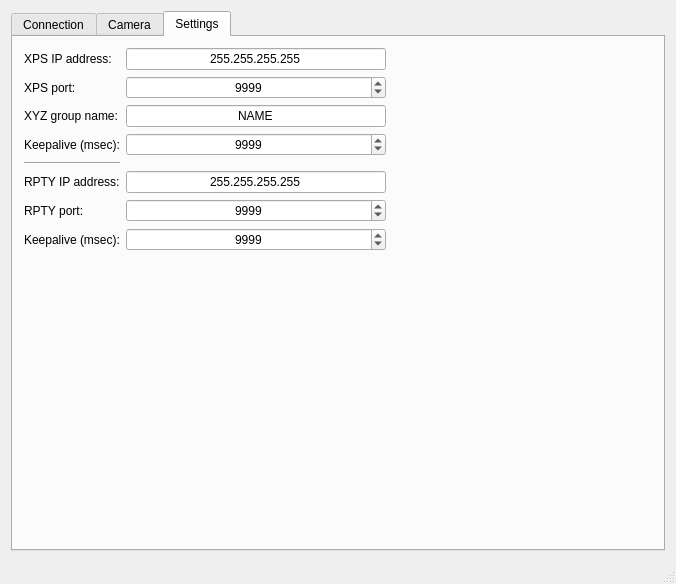
mvxe/MLA-CS, file mainwindow.ui: the form before one commit.
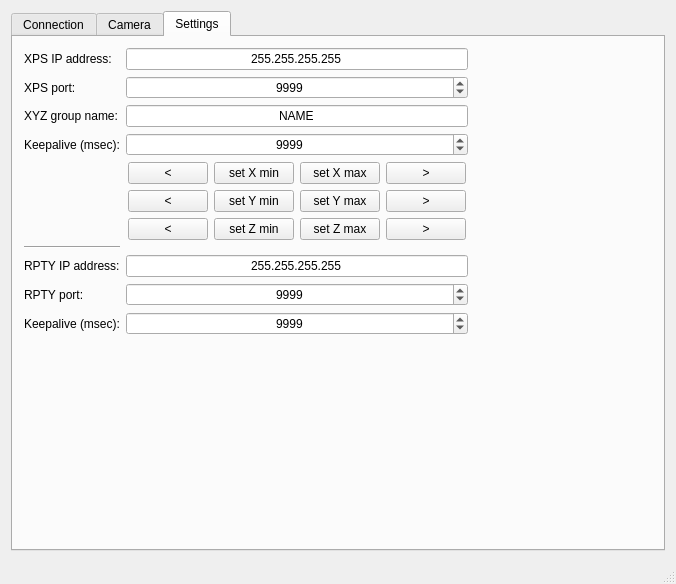
The form after the commit. The open tabs and pages were chosen to show the change. Icons and pictures are not drawn. Custom widgets are drawn as their Qt base class.

Diff of the .ui file:
```diff
--- a/mainwindow.ui
+++ b/mainwindow.ui
@@ -484,7 +484,7 @@
               </property>
              </widget>
             </item>
-            <item row="5" column="1">
+            <item row="7" column="1">
              <widget class="QLineEdit" name="e_rpty_ip">
               <property name="text">
                <string>255.255.255.255</string>
@@ -494,7 +494,7 @@
               </property>
              </widget>
             </item>
-            <item row="6" column="1">
+            <item row="8" column="1">
              <widget class="QSpinBox" name="e_rpty_port">
               <property name="alignment">
                <set>Qt::AlignCenter</set>
@@ -520,7 +520,7 @@
               </property>
              </widget>
             </item>
-            <item row="4" column="0">
+            <item row="6" column="0">
              <widget class="Line" name="line_3">
               <property name="orientation">
                <enum>Qt::Horizontal</enum>
@@ -540,7 +540,7 @@
               </property>
              </widget>
             </item>
-            <item row="5" column="0">
+            <item row="7" column="0">
              <widget class="QLabel" name="label_11">
               <property name="text">
                <string>RPTY IP address:</string>
@@ -573,21 +573,21 @@
               </property>
              </widget>
             </item>
-            <item row="6" column="0">
+            <item row="8" column="0">
              <widget class="QLabel" name="label_12">
               <property name="text">
                <string>RPTY port:</string>
               </property>
              </widget>
             </item>
-            <item row="7" column="0">
+            <item row="9" column="0">
              <widget class="QLabel" name="label_10">
               <property name="text">
                <string>Keepalive (msec):</string>
               </property>
              </widget>
             </item>
-            <item row="7" column="1">
+            <item row="9" column="1">
              <widget class="QSpinBox" name="e_rpty_timeout">
               <property name="alignment">
                <set>Qt::AlignCenter</set>
@@ -626,6 +626,132 @@
               </property>
              </widget>
             </item>
+            <item row="5" column="1">
+             <layout class="QGridLayout" name="gridLayout_7">
+              <item row="1" column="5">
+               <spacer name="horizontalSpacer_5">
+                <property name="orientation">
+                 <enum>Qt::Horizontal</enum>
+                </property>
+                <property name="sizeHint" stdset="0">
+                 <size>
+                  <width>2</width>
+                  <height>20</height>
+                 </size>
+                </property>
+               </spacer>
+              </item>
+              <item row="0" column="1">
+               <widget class="QPushButton" name="btn_X_dec">
+                <property name="sizePolicy">
+                 <sizepolicy hsizetype="Minimum" vsizetype="Fixed">
+                  <horstretch>0</horstretch>
+                  <verstretch>0</verstretch>
+                 </sizepolicy>
+                </property>
+                <property name="minimumSize">
+                 <size>
+                  <width>0</width>
+                  <height>0</height>
+                 </size>
+                </property>
+                <property name="text">
+                 <string>&lt;</string>
+                </property>
+               </widget>
+              </item>
+              <item row="0" column="4">
+               <widget class="QPushButton" name="btn_X_inc">
+                <property name="text">
+                 <string>&gt;</string>
+                </property>
+               </widget>
+              </item>
+              <item row="0" column="2">
+               <widget class="QPushButton" name="btn_X_min">
+                <property name="text">
+                 <string>set X min</string>
+                </property>
+               </widget>
+              </item>
+              <item row="0" column="3">
+               <widget class="QPushButton" name="btn_X_max">
+                <property name="text">
+                 <string>set X max</string>
+                </property>
+               </widget>
+              </item>
+              <item row="1" column="3">
+               <widget class="QPushButton" name="btn_Y_max">
+                <property name="text">
+                 <string>set Y max</string>
+                </property>
+               </widget>
+              </item>
+              <item row="1" column="1">
+               <widget class="QPushButton" name="btn_Y_dec">
+                <property name="text">
+                 <string>&lt;</string>
+                </property>
+               </widget>
+              </item>
+              <item row="1" column="2">
+               <widget class="QPushButton" name="btn_Y_min">
+                <property name="text">
+                 <string>set Y min</string>
+                </property>
+               </widget>
+              </item>
+              <item row="1" column="4">
+               <widget class="QPushButton" name="btn_Y_inc">
+                <property name="text">
+                 <string>&gt;</string>
+                </property>
+               </widget>
+              </item>
+              <item row="2" column="1">
+               <widget class="QPushButton" name="btn_Z_dec">
+                <property name="text">
+                 <string>&lt;</string>
+                </property>
+               </widget>
+              </item>
+              <item row="2" column="3">
+               <widget class="QPushButton" name="btn_Z_max">
+                <property name="text">
+                 <string>set Z max</string>
+                </property>
+               </widget>
+              </item>
+              <item row="2" column="4">
+               <widget class="QPushButton" name="btn_Z_inc">
+                <property name="text">
+                 <string>&gt;</string>
+                </property>
+               </widget>
+              </item>
+              <item row="2" column="2">
+               <widget class="QPushButton" name="btn_Z_min">
+                <property name="text">
+                 <string>set Z min</string>
+                </property>
+               </widget>
+              </item>
+              <item row="1" column="0">
+               <spacer name="horizontalSpacer_6">
+                <property name="orientation">
+                 <enum>Qt::Horizontal</enum>
+                </property>
+                <property name="sizeHint" stdset="0">
+                 <size>
+                  <width>2</width>
+                  <height>20</height>
+                 </size>
+                </property>
+               </spacer>
+              </item>
+             </layout>
+            </item>
            </layout>
           </item>
           <item>
```
